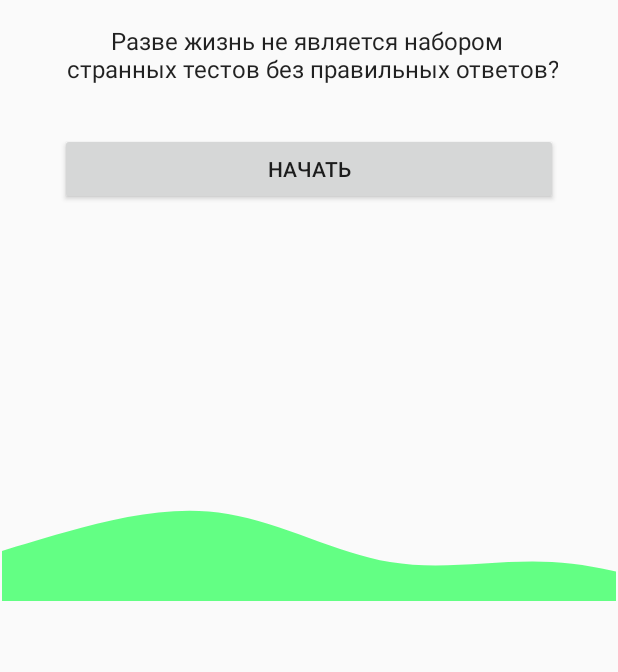
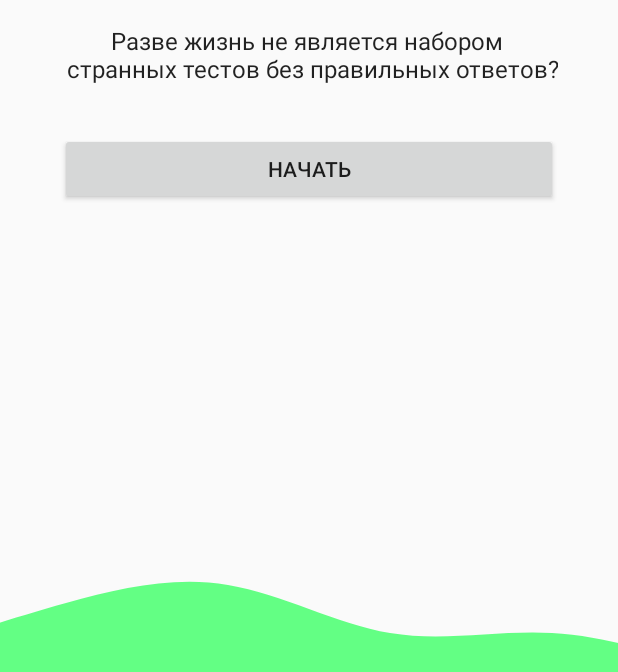
Before and after one commit to SuHarikkkkk/QuizApp, an Android app: the screen it shows after launch (MainActivity), on a phone screen of 412 x 824 dp, the part 564-1236 px from its top. Run offline under Robolectric (Android 15) with nearby library versions, the phone set to English and light mode, and no system bars.

Commit message:
Исправлен размер экранов

```diff
--- a/app/src/main/java/com/example/quizapp/activities/MainActivity.kt
+++ b/app/src/main/java/com/example/quizapp/activities/MainActivity.kt
@@ -2,6 +2,7 @@ package com.example.quizapp.activities
 
 import androidx.appcompat.app.AppCompatActivity
 import android.os.Bundle
+import androidx.activity.enableEdgeToEdge
 import androidx.navigation.NavController
 import androidx.navigation.findNavController
 import com.example.quizapp.R
--- a/app/src/main/java/com/example/quizapp/fragments/NeMainFragment.kt
+++ b/app/src/main/java/com/example/quizapp/fragments/NeMainFragment.kt
@@ -19,7 +19,7 @@ import com.example.quizapp.models.Quiz
 import com.google.firebase.firestore.FirebaseFirestore
 
 
-class neMainFragment : Fragment() {
+class NeMainFragment : Fragment() {
     lateinit var actionBarDrawerToggle: ActionBarDrawerToggle
     lateinit var adapter: QuizAdapter
     private var quizList = mutableListOf<Quiz>()
@@ -31,8 +31,6 @@ class neMainFragment : Fragment() {
     override fun onCreateView(
         inflater: LayoutInflater, container: ViewGroup?,
         savedInstanceState: Bundle?
-
-
     ): View? {
         populateDummyData()
 
--- a/app/src/main/res/layout/activity_main.xml
+++ b/app/src/main/res/layout/activity_main.xml
@@ -10,16 +10,12 @@
     <androidx.fragment.app.FragmentContainerView
         android:id="@+id/navHostFragmentContainerView"
         android:name="androidx.navigation.fragment.NavHostFragment"
-        android:layout_width="409dp"
-        android:layout_height="729dp"
-        android:layout_marginStart="1dp"
-        android:layout_marginTop="1dp"
-        android:layout_marginEnd="1dp"
-        android:layout_marginBottom="1dp"
-        app:defaultNavHost="true"
-        app:layout_constraintBottom_toBottomOf="parent"
+        android:layout_width="match_parent"
+        android:layout_height="match_parent"
+        app:layout_constraintBottom_toTopOf="parent"
         app:layout_constraintEnd_toEndOf="parent"
         app:layout_constraintStart_toStartOf="parent"
         app:layout_constraintTop_toTopOf="parent"
         app:navGraph="@navigation/nav_graph" />
+
 </androidx.constraintlayout.widget.ConstraintLayout>
--- a/app/src/main/res/layout/fragment_ne_main.xml
+++ b/app/src/main/res/layout/fragment_ne_main.xml
@@ -5,7 +5,7 @@
     android:id="@+id/mainDrawer"
     android:layout_width="match_parent"
     android:layout_height="match_parent"
-    tools:context=".fragments.neMainFragment">
+    tools:context=".activities.MainActivity">
 
     <androidx.constraintlayout.widget.ConstraintLayout
         android:layout_width="match_parent"
@@ -15,8 +15,6 @@
             android:id="@+id/appBarLayout"
             android:layout_width="match_parent"
             android:layout_height="wrap_content"
-            android:layout_marginBottom="675dp"
-            app:layout_constraintBottom_toBottomOf="parent"
             app:layout_constraintEnd_toEndOf="parent"
             app:layout_constraintStart_toStartOf="parent"
             app:layout_constraintTop_toTopOf="parent">
--- a/app/src/main/res/navigation/nav_graph.xml
+++ b/app/src/main/res/navigation/nav_graph.xml
@@ -37,7 +37,7 @@
     </fragment>
     <fragment
         android:id="@+id/neMainFragment"
-        android:name="com.example.quizapp.fragments.neMainFragment"
+        android:name="com.example.quizapp.fragments.NeMainFragment"
         android:label="fragment_ne_main"
         tools:layout="@layout/fragment_ne_main" />
 </navigation>
```
Also changed, not shown: app/src/main/java/com/example/quizapp/fragments/LoginFragment.kt (+12 -9 lines).
